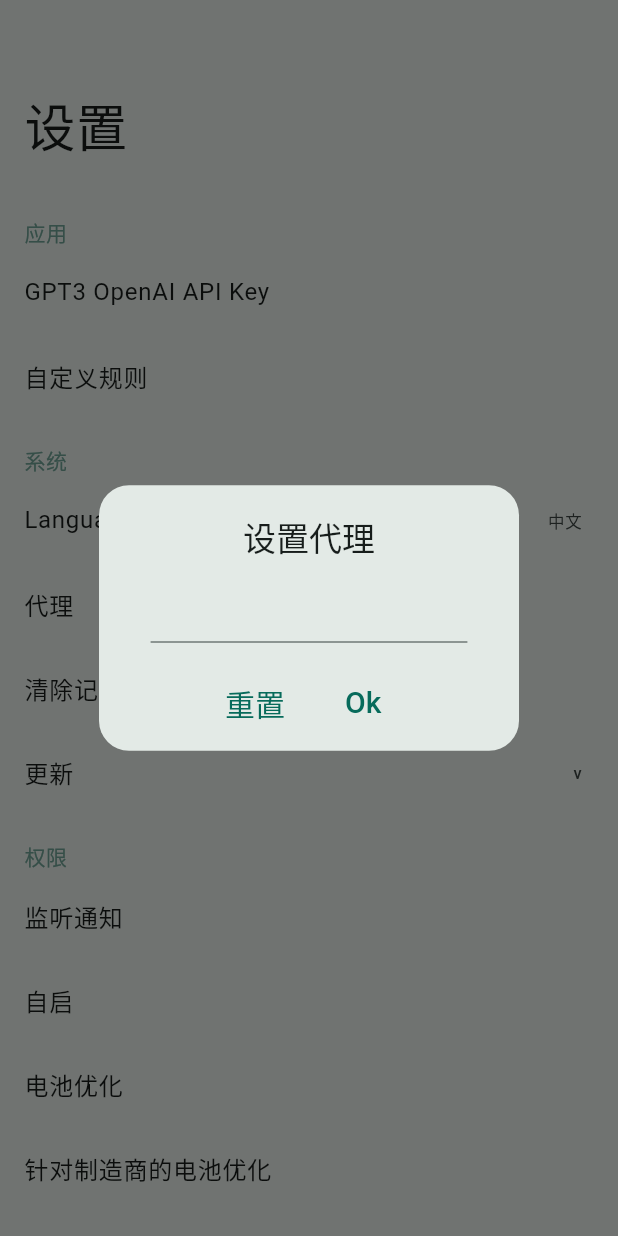
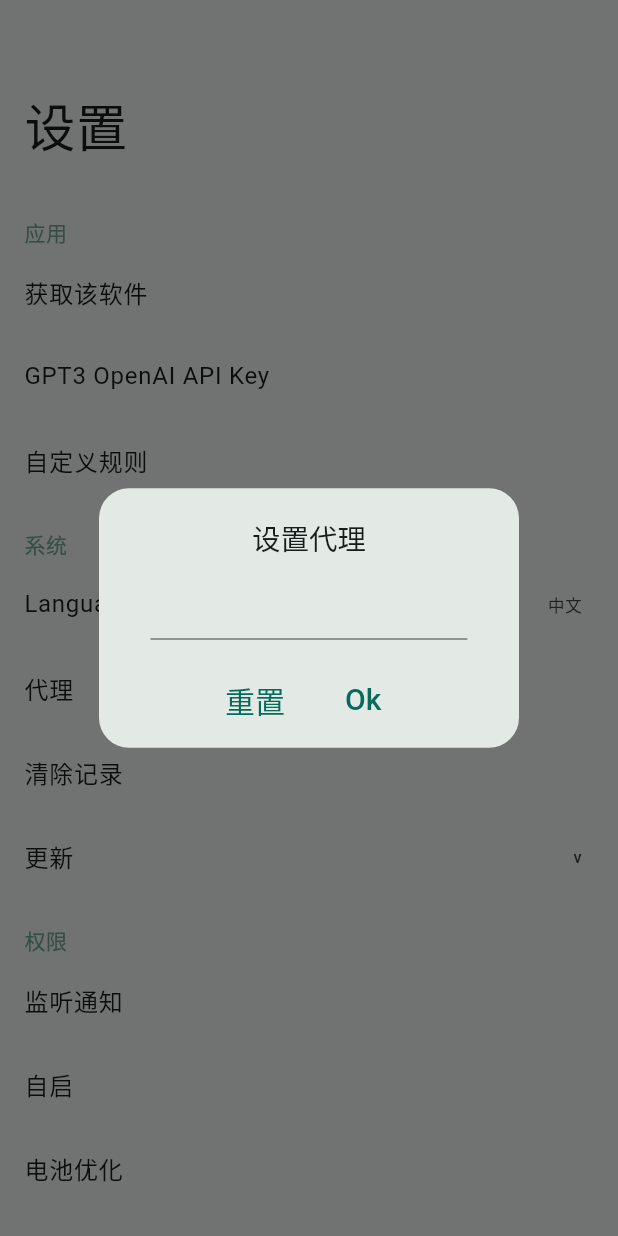
Before and after one commit to deskbtm/nitmgpt, a Flutter app: the SettingsPage screen opened directly, after a tap on "Language", after a tap on "代理", on a phone screen of 412 x 824 dp. Run offline on Flutter 3.47's test engine with Material 2 defaults, Android fonts, the phone set to English and light mode, and no system bars; our stand-ins replace dio, firebase_analytics, firebase_core, firebase_crashlytics, flutter_local_notifications, flutter_markdown and 8 more; missing offline and left inert: cached_memory_image, device_apps, dio_proxy_adapter, disable_battery_optimization, flutter_archive, flutter_background_service and 6 more; accounts and stored records are empty; generated files the repository leaves out were written again; network calls fail; statements that could not run were skipped.

```diff
--- a/lib/components/dialog.dart
+++ b/lib/components/dialog.dart
@@ -10,12 +10,13 @@ Future<T?> showCommonDialog<T>({
   Widget? description,
   WillPopCallback? onWillPop,
   String? textFieldPlaceholder,
+  Widget? suffix,
   required String title,
 }) {
   return Get.defaultDialog<T>(
     onWillPop: onWillPop,
     titlePadding: const EdgeInsets.only(top: 20),
-    titleStyle: const TextStyle(fontSize: 22),
+    titleStyle: const TextStyle(fontSize: 19),
     contentPadding: const EdgeInsets.symmetric(horizontal: 8, vertical: 8),
     title: title,
     content: Column(
@@ -25,9 +26,12 @@ Future<T?> showCommonDialog<T>({
             ? Container()
             : FractionallySizedBox(
                 widthFactor: 0.8,
-                child: TextField(
+                child: TextFormField(
                   controller: controller,
-                  decoration: InputDecoration(hintText: textFieldPlaceholder),
+                  decoration: InputDecoration(
+                    hintText: textFieldPlaceholder,
+                    suffix: suffix,
+                  ),
                 ),
               ),
       ],
--- a/lib/i18n/en_US.dart
+++ b/lib/i18n/en_US.dart
@@ -40,7 +40,8 @@ const Map<String, String> en_US = {
   'You could follow my Github or star this project to hide this dialog ':
       'You could follow my Github or star this project to hide this dialog. ',
   'Get this App': 'Get this App',
-  'github account name': 'github account name',
+  'Ignore': 'Ignore',
+  'Github account name': 'Github account name',
   'Setup OpenAI API Key': 'Setup OpenAI API Key',
   'Downloading update...': 'Downloading update...',
   'Reset': 'Reset',
--- a/lib/i18n/zh_CN.dart
+++ b/lib/i18n/zh_CN.dart
@@ -39,7 +39,8 @@ Map<String, String> zh_CN = {
   'You could follow my Github or star this project to hide this dialog ':
       '你可以通过关注我的GitHub, 或者star这个项目, 来隐藏这个对话框。',
   'Get this App': '获取该软件',
-  'github account name': 'github 账户名',
+  'Ignore': '忽略',
+  'Github account name': 'Github账户名',
   'Setup OpenAI API Key': '设置OpenAI API密钥',
   'Downloading update...': '更新中...',
   'Reset': '重置',
--- a/lib/pages/add_rules/add_rules.dart
+++ b/lib/pages/add_rules/add_rules.dart
@@ -8,7 +8,6 @@ import 'package:nitmgpt/pages/add_rules/rules_controller.dart';
 import 'package:nitmgpt/pages/home/watcher_controller.dart';
 import 'package:nitmgpt/theme.dart';
 import 'package:unicons/unicons.dart';
-
 
 class ProbabilityTile extends StatelessWidget {
   final String title;
--- a/lib/pages/home/watcher_controller.dart
+++ b/lib/pages/home/watcher_controller.dart
@@ -45,7 +45,7 @@ class WatcherController extends FullLifeCycleController
     return Get.defaultDialog(
       onWillPop: onWillPop,
       titlePadding: const EdgeInsets.only(top: 20),
-      titleStyle: const TextStyle(fontSize: 22),
+      titleStyle: const TextStyle(fontSize: 19),
       contentPadding: const EdgeInsets.symmetric(horizontal: 25, vertical: 8),
       title: title,
       content: Text(
--- a/lib/pages/index/index_controller.dart
+++ b/lib/pages/index/index_controller.dart
@@ -2,7 +2,6 @@ import 'package:flutter/material.dart';
 import 'package:get/get.dart';
 import 'package:nitmgpt/pages/home/home.dart';
 import 'package:nitmgpt/pages/settings/settings.dart';
-
 
 class IndexController extends GetxController {
   static IndexController get to => Get.find();
--- a/lib/pages/settings/settings.dart
+++ b/lib/pages/settings/settings.dart
@@ -65,6 +65,12 @@ class SettingsPage extends GetView<SettingsController> {
                   ),
                 ),
               ),
+              controller.ownedApp.value
+                  ? Container()
+                  : ListTile(
+                      onTap: controller.verifyOwnedApp,
+                      title: Text("Get this App".tr),
+                    ),
               ListTile(
                 onTap: controller.setupOpenAiKey,
                 title: const Text("GPT3 OpenAI API Key"),
--- a/pubspec.yaml
+++ b/pubspec.yaml
@@ -1,5 +1,5 @@
 name: nitmgpt
-version: 0.0.1
+version: 0.0.1-alpha.1
 publish_to: none
 description: It's a watcher client for Android that auto-hide ads, spam, etc notifications via chatgpt.
 environment:
```
Also changed, not shown: lib/pages/settings/settings_binding.dart (deleted, +0 -9 lines), lib/pages/settings/settings_controller.dart (+23 -9 lines), 3 other files.
